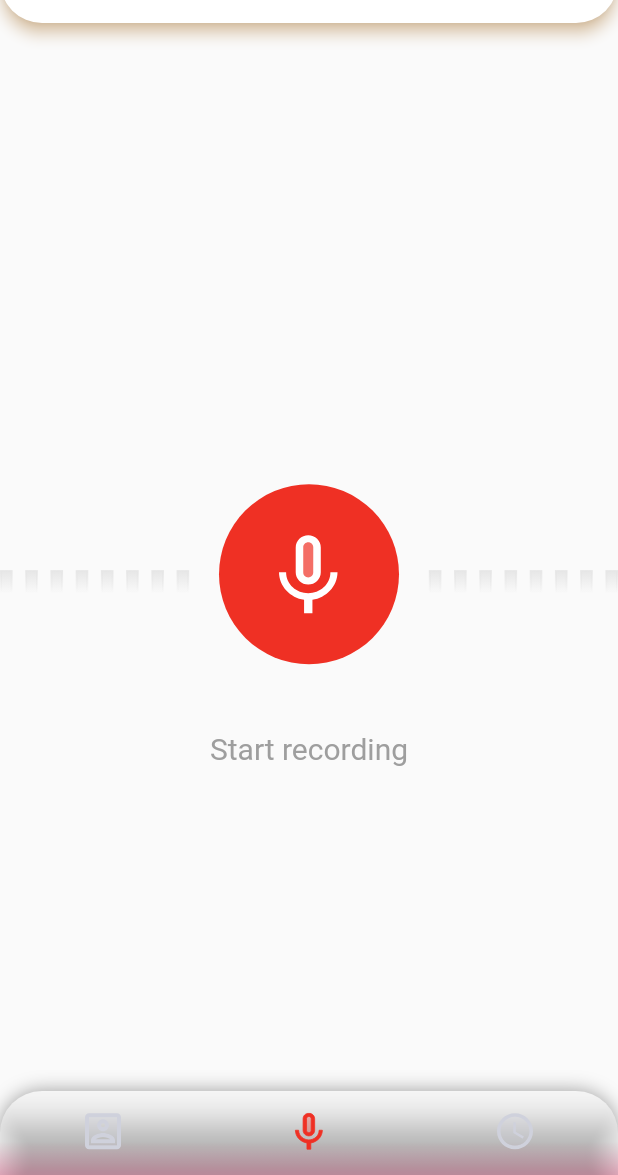
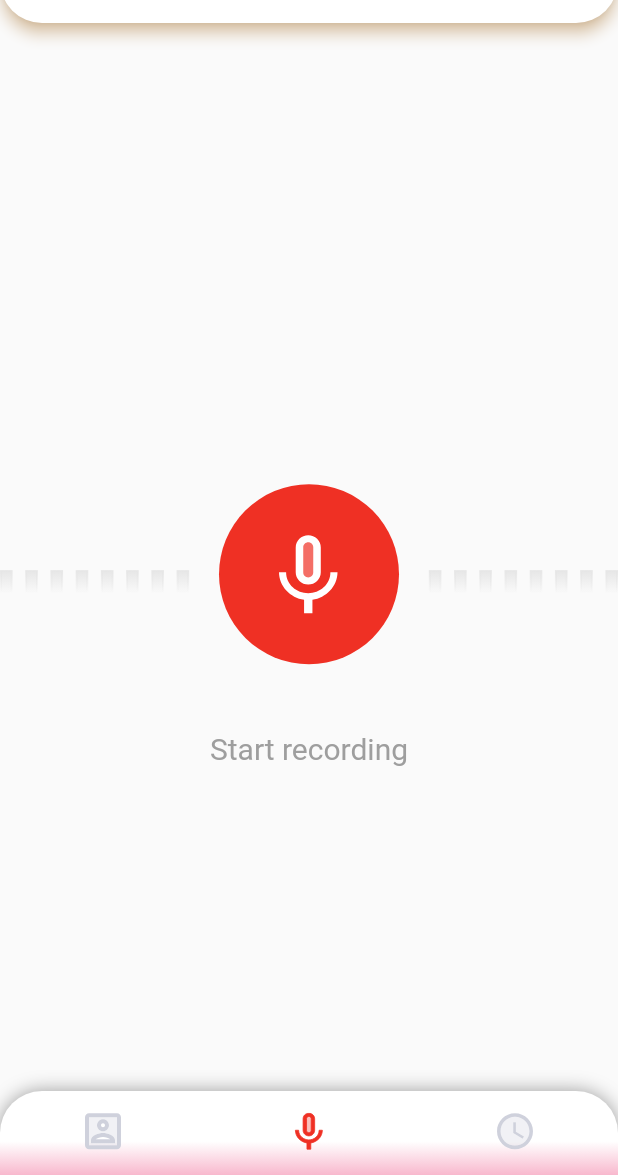
Before and after one commit to AppsAiT/Call-Recorder, a Flutter app: the screen it shows after launch, item 2 of the bottom bar chosen, on a phone screen of 412 x 824 dp, the part 61-1236 px from its top. Run offline on Flutter 3.47's test engine with Material 2 defaults, Android fonts, the phone set to English and light mode, and no system bars; our stand-ins replace azlistview, flutter_svg; Roboto replaces fonts that are missing (Montserrat); project files that could hold a hidden picture were left out.

```diff
--- a/lib/presentation/main/main.dart
+++ b/lib/presentation/main/main.dart
@@ -7,6 +7,7 @@ import 'package:call_recorder/presentation/record_audio/record_audio.dart';
 import 'package:call_recorder/presentation/resources/color_manager.dart';
 import 'package:call_recorder/presentation/resources/strings_manager.dart';
 import 'package:call_recorder/presentation/resources/values_manager.dart';
+import 'package:call_recorder/presentation/verify_rec/verify_rec.dart';
 import 'package:flutter/material.dart';
 import 'package:flutter/services.dart';
 import 'package:flutter_svg/flutter_svg.dart';
@@ -29,7 +30,7 @@ class _MainViewState extends State<MainView> {
       [
        ContactsView(),
        RecordAudioView(),
-       CallHistoryView(),
+       VerifyRecView(),
       ];
 
   void _onItemTapped(int index) {
@@ -94,15 +95,17 @@ extendBody: true,
         ],
           type: BottomNavigationBarType.fixed,
           currentIndex: _currentIndex,
-          backgroundColor: Colors.transparent,
-          unselectedItemColor: ColorManager.darkGrey,
+          // backgroundColor: Colors.transparent,
+          backgroundColor: const Color.fromARGB(0, 246, 246, 246),
+          //unselectedItemColor: ColorManager.darkGrey,
         showSelectedLabels: false,
         showUnselectedLabels: false,
-        selectedIconTheme: IconThemeData(color: ColorManager.primary),
-        selectedItemColor: Colors.red,
+        //selectedIconTheme: IconThemeData(color: ColorManager.primary),
+        //selectedItemColor: Colors.red,
         iconSize: AppSize.s20,
         onTap: _onItemTapped,
-        elevation: AppSize.s8,),
+        elevation: AppSize.s0,
+        ),
       ),
     );
   }
--- a/lib/presentation/resources/assets_manager.dart
+++ b/lib/presentation/resources/assets_manager.dart
@@ -41,5 +41,6 @@ class ImageAssets{
   static const String soundDotSmall = "${IMAGE_PATH}/sound_dots_small.svg";
   static const String soundWaveBack = "${IMAGE_PATH}/sound_wave_back.svg";
   static const String recPlayingBack = "${IMAGE_PATH}/rec_playing_back.svg";
+  static const String verfBack = "${IMAGE_PATH}/verf_back.svg";
 
 }
--- a/lib/presentation/resources/strings_manager.dart
+++ b/lib/presentation/resources/strings_manager.dart
@@ -7,7 +7,7 @@ class AppStrings{
   static const String record = "Record";
 
   static const String startRecording = "Start recording";
-  static const String verificationRecord = "Verification record";
+  static const String verificationRecord = "Verification Record";
   static const String callHistory = "Call History";
   static const String recordingHistory = "Recording history";
 
@@ -45,6 +45,10 @@ class AppStrings{
   static const String recordCall = "Record Call";
   static const String recordAudio = "Record Audio";
 
+  static const String enterRecTitleHint = "Enter the title of record";
+
+
+
 
 
 
```
Also changed, not shown: lib/presentation/verify_rec/verify_rec.dart (+86 -1 lines), assets/images/verf_back.svg (added).
